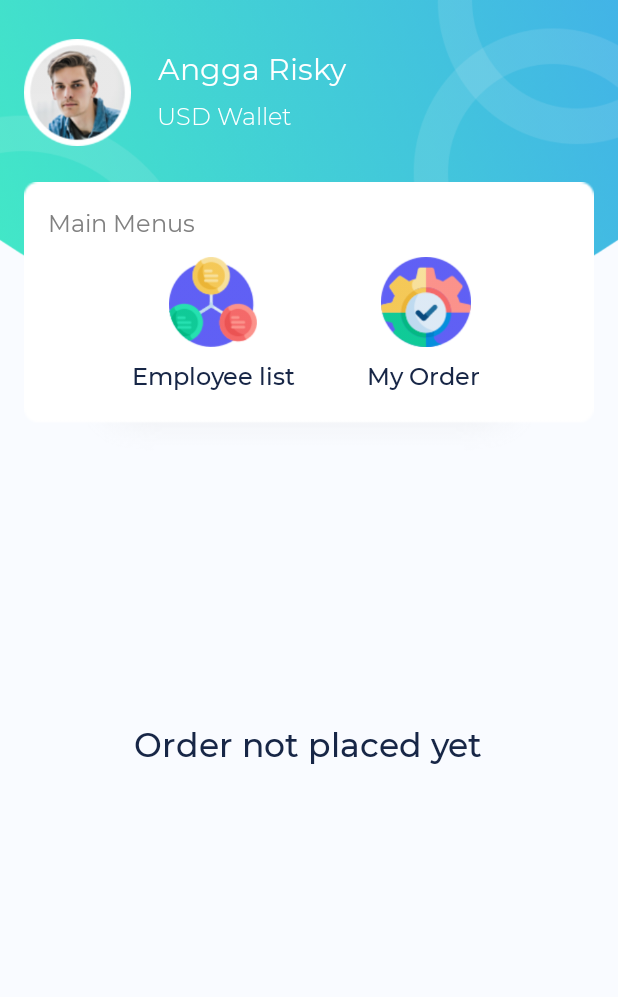
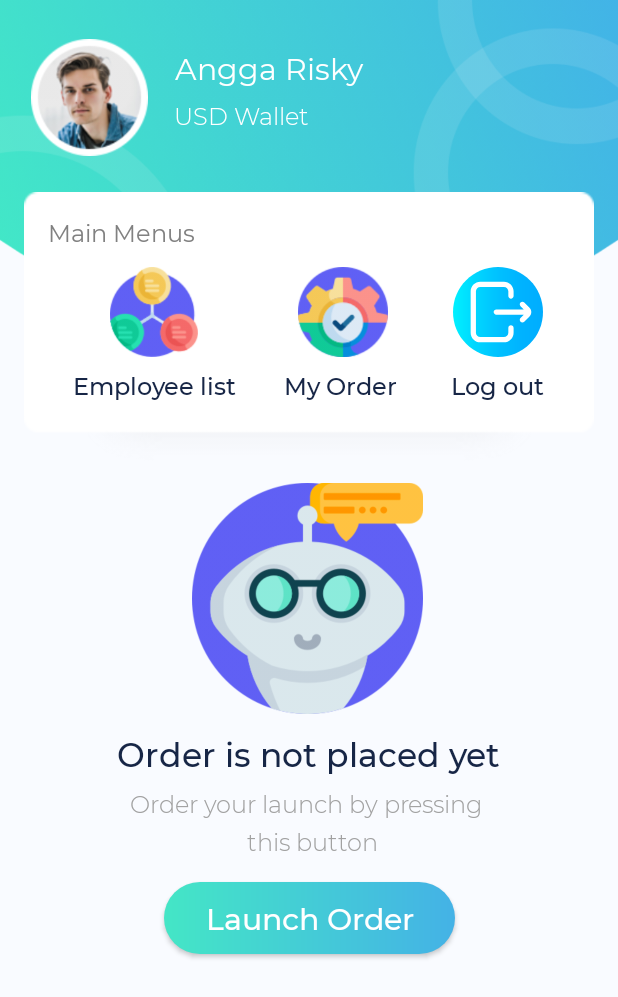
Before and after one commit to pavelsust/LifechordLaunch, an Android app: the DashboardActivity screen opened directly, with no data from a screen before it, on a phone screen of 412 x 824 dp. Shown: the top 997 px of the screen. Run offline under Robolectric (Android 15) with nearby library versions, the phone set to English and light mode, and no system bars; our stand-ins replace ButterKnife, Firebase (no records; nobody signed in at launch, a user with empty details on screens opened directly), Timber, sdp/ssp sizes; 1 statement that could not run was skipped.

Commit message:
dashboard and employee list

```diff
--- a/app/build.gradle
+++ b/app/build.gradle
@@ -41,11 +41,15 @@ dependencies {
     annotationProcessor 'com.jakewharton:butterknife-compiler:10.1.0'
     implementation 'com.google.firebase:firebase-auth:18.0.0'
     implementation 'com.google.firebase:firebase-database:18.0.0'
+    // FirebaseUI for Firebase Realtime Database
+    implementation 'com.firebaseui:firebase-ui-database:5.0.0'
 
     // sdp library
     implementation 'com.intuit.sdp:sdp-android:1.0.3'
     implementation 'com.github.GrenderG:Toasty:1.1.2'  // butter knife
     implementation 'com.jakewharton.timber:timber:4.7.1'
 
+    implementation 'com.amulyakhare:com.amulyakhare.textdrawable:1.0.1'
+
 }
 apply plugin: 'com.google.gms.google-services'
--- a/app/src/main/AndroidManifest.xml
+++ b/app/src/main/AndroidManifest.xml
@@ -13,9 +13,13 @@
         android:supportsRtl="true"
         android:theme="@style/AppTheme">
         <activity
+            android:name="com.activity.AllEmployeeActivity"
+            android:label="@string/title_activity_all_employee"
+            android:theme="@style/AppTheme.NoActionBar"></activity>
+        <activity
             android:name="com.activity.DashboardActivity"
             android:label="@string/title_activity_dashboard"
-            android:theme="@style/AppTheme.NoActionBar"></activity>
+            android:theme="@style/AppTheme.NoActionBar" />
         <activity
             android:name="com.activity.LoginActivity"
             android:label="@string/title_activity_login"
--- a/app/src/main/java/com/activity/DashboardActivity.java
+++ b/app/src/main/java/com/activity/DashboardActivity.java
@@ -1,5 +1,6 @@
 package com.activity;
 
+import android.app.ProgressDialog;
 import android.content.Intent;
 import android.os.Bundle;
 import android.view.Menu;
@@ -8,12 +9,12 @@ import android.view.animation.Animation;
 import android.view.animation.AnimationUtils;
 import android.widget.Button;
 import android.widget.ImageView;
+import android.widget.LinearLayout;
 import android.widget.TextView;
 import android.widget.Toast;
 
 import androidx.annotation.NonNull;
 import androidx.appcompat.app.AppCompatActivity;
-import androidx.appcompat.widget.Toolbar;
 
 import com.aponjon.lifechordlaunch.R;
 import com.com.utils.Constant;
@@ -30,12 +31,11 @@ import com.google.firebase.database.ValueEventListener;
 import com.pojo.Post;
 
 import java.text.SimpleDateFormat;
-import java.util.ArrayList;
 import java.util.Date;
-import java.util.List;
 
 import butterknife.BindView;
 import butterknife.ButterKnife;
+import butterknife.OnClick;
 import timber.log.Timber;
 
 public class DashboardActivity extends AppCompatActivity {
@@ -54,6 +54,20 @@ public class DashboardActivity extends AppCompatActivity {
     @BindView(R.id.button_launch_order)
     Button launchOrder;
 
+    @BindView(R.id.food_order_title)
+    TextView foodOrderTitle;
+    public boolean isLaunchOrder = false;
+
+    public ProgressDialog progressDialog;
+
+    @BindView(R.id.layout_log_out)
+    LinearLayout logOut;
+
+    @BindView(R.id.text_user_name)
+    TextView userName;
+
+    @BindView(R.id.text_user_designation)
+    TextView userDesignation;
 
     @Override
     protected void onCreate(Bundle savedInstanceState) {
@@ -61,50 +75,80 @@ public class DashboardActivity extends AppCompatActivity {
         setContentView(R.layout.activity_dashboard);
         ButterKnife.bind(this);
 
-
         databaseReference = FirebaseDatabase.getInstance().getReference();
         loginState = new LoginState(getApplicationContext());
+        progressDialog = new ProgressDialog(DashboardActivity.this);
+        progressDialog.setCancelable(false);
+        progressDialog.setMessage("Loading...");
 
         atg = AnimationUtils.loadAnimation(this, R.anim.atg);
         atgtwo = AnimationUtils.loadAnimation(this, R.anim.atgtwo);
         atgthree = AnimationUtils.loadAnimation(this, R.anim.atgthree);
 
-        // pass an animation
-        foodImage.startAnimation(atg);
-        pageSubtitle.startAnimation(atgtwo);
-        launchOrder.startAnimation(atgthree);
+        if (loginState.getDataFromSharedPreferance(Constant.NAME) != null && !loginState.getDataFromSharedPreferance(Constant.NAME).isEmpty()) {
+            userName.setText("" + loginState.getDataFromSharedPreferance(Constant.NAME));
+        }
 
-        // pass an animation
-        foodImage.startAnimation(atg);
-        pageSubtitle.startAnimation(atgtwo);
-        launchOrder.startAnimation(atgthree);
+        if (loginState.getDataFromSharedPreferance(Constant.DESIGNATION) != null && !loginState.getDataFromSharedPreferance(Constant.DESIGNATION).isEmpty()) {
+            userDesignation.setText("" + loginState.getDataFromSharedPreferance(Constant.DESIGNATION));
+        }
 
         databaseQuary();
     }
 
-    private void postNewData() {
+
+    @OnClick(R.id.layout_log_out)
+    public void logout() {
+        loginState.clearSharedPreferance();
+        FirebaseAuth.getInstance().signOut();
+        startActivity(new Intent(DashboardActivity.this, LoginActivity.class));
+        finish();
+    }
+
+
+    @OnClick(R.id.button_launch_order)
+    public void orderButtonClick() {
+        if (!isLaunchOrder) {
+            postNewData();
+        } else {
+            updateData("0");
+        }
+
+    }
+
+
+    @OnClick(R.id.layout_ell_employee)
+    public void allEmployee() {
+        startActivity(new Intent(DashboardActivity.this, AllEmployeeActivity.class));
+    }
+
+    public void postNewData() {
+        progressDialog.show();
         String userID = FirebaseAuth.getInstance().getCurrentUser().getUid();
-        String key = databaseReference.push().getKey();
-
-        SimpleDateFormat sdf = new SimpleDateFormat("yyyy-MM-dd");
-        String currentDateandTime = sdf.format(new Date());
-        Post post = new Post("" + loginState.getDataFromSharedPreferance(Constant.NAME), "" + loginState.getDataFromSharedPreferance(Constant.DESIGNATION), "" + currentDateandTime, "0" , userID);
+        //String key = databaseReference.push().getKey();
+        Post post = new Post("" + loginState.getDataFromSharedPreferance(Constant.NAME), "" + loginState.getDataFromSharedPreferance(Constant.DESIGNATION), "" + getCurrentDate(), "1", userID);
         databaseReference
                 .child(Constant.DATA)
-                .child(key)
+                .child(userID)
                 .setValue(post)
                 .addOnFailureListener(new OnFailureListener() {
                     @Override
                     public void onFailure(@NonNull Exception e) {
                         Timber.d("" + e.toString());
+                        progressDialog.dismiss();
                     }
                 })
                 .addOnCompleteListener(new OnCompleteListener<Void>() {
                     @Override
                     public void onComplete(@NonNull Task<Void> task) {
+                        progressDialog.dismiss();
                         if (task.isSuccessful()) {
+                            isLaunchOrder = true;
                             Toast.makeText(DashboardActivity.this, "Success", Toast.LENGTH_LONG).show();
+                            updateUI();
                         } else {
+                            isLaunchOrder = false;
+                            updateUI();
                             Timber.d("" + task.getException().toString());
                         }
                     }
@@ -142,30 +186,70 @@ public class DashboardActivity extends AppCompatActivity {
     }
 
     public void databaseQuary() {
-
-        String userID = FirebaseAuth.getInstance().getCurrentUser().getUid();
-
+        progressDialog.show();
+        String userID = FirebaseAuth.getInstance().getCurrentUser().getUid().toString();
         databaseReference
-                .child(Constant.DATA).orderByChild("userID").equalTo(""+userID)
+                .child(Constant.DATA)
                 .addListenerForSingleValueEvent(new ValueEventListener() {
                     @Override
                     public void onDataChange(@NonNull DataSnapshot dataSnapshot) {
-                        List<Post> postArrayList = new ArrayList<>();
 
                         for (DataSnapshot dataSnapshot1 : dataSnapshot.getChildren()) {
                             Post post = dataSnapshot1.getValue(Post.class);
-                            postArrayList.add(post);
+
+                            if (post.getUserID().equals("" + userID)) {
+                                if (post.getLaunchDate().equals("" + getCurrentDate())) {
+                                    if (post.getIsAlreadySelect().equals("1")) {
+                                        isLaunchOrder = true;
+                                    } else {
+                                        isLaunchOrder = false;
+                                    }
+                                } else {
+                                    isLaunchOrder = false;
+                                }
+                            }
                         }
-
+                        updateUI();
                         Timber.d("firebase data: "+dataSnapshot.toString());
-                        Timber.d("list data"+postArrayList.toString());
+                        progressDialog.dismiss();
                     }
 
                     @Override
                     public void onCancelled(@NonNull DatabaseError databaseError) {
-
+                        progressDialog.dismiss();
                     }
                 });
     }
 
+
+    private void updateData(String order) {
+        progressDialog.show();
+        String userID = FirebaseAuth.getInstance().getCurrentUser().getUid();
+        databaseReference.child(Constant.DATA).child(userID).child("isAlreadySelect").setValue(order).addOnCompleteListener(new OnCompleteListener<Void>() {
+            @Override
+            public void onComplete(@NonNull Task<Void> task) {
+                if (task.isSuccessful()) {
+                    isLaunchOrder = false;
+                    updateUI();
+                }
+                progressDialog.dismiss();
+            }
+        });
+    }
+
+    private String getCurrentDate() {
+        SimpleDateFormat sdf = new SimpleDateFormat("yyyy-MM-dd");
+        String currentDate = sdf.format(new Date());
+        return currentDate;
+    }
+
+    public void updateUI() {
+        if (isLaunchOrder) {
+            foodOrderTitle.setText("Your order complete");
+            launchOrder.setText("Cancel Order");
+        } else {
+            foodOrderTitle.setText("Order is not placed yet");
+            launchOrder.setText("Launch Order");
+        }
+    }
 }
--- a/app/src/main/java/com/com/utils/LoginState.java
+++ b/app/src/main/java/com/com/utils/LoginState.java
@@ -33,5 +33,9 @@ public class LoginState {
         boolean value = sharedPreferences.getBoolean(key, false);
         return value;
     }
+    public void clearSharedPreferance() {
+        this.context.getSharedPreferences(Constant.LOGIN_STATE, Context.MODE_PRIVATE).edit().clear().commit();
+    }
+
 
 }
--- /dev/null
+++ b/app/src/main/res/drawable/ic_logout.xml
@@ -0,0 +1,30 @@
+<vector xmlns:android="http://schemas.android.com/apk/res/android"
+    xmlns:aapt="http://schemas.android.com/aapt"
+    android:width="512dp"
+    android:height="512dp"
+    android:viewportWidth="512"
+    android:viewportHeight="512">
+  <path
+      android:pathData="m512,256c0,141.387 -114.613,256 -256,256s-256,-114.613 -256,-256 114.613,-256 256,-256 256,114.613 256,256zM512,256">
+    <aapt:attr name="android:fillColor">
+      <gradient
+          android:startY="256"
+          android:startX="0"
+          android:endY="256"
+          android:endX="512"
+          android:type="linear">
+        <item android:offset="0" android:color="#FF00F1FF"/>
+        <item android:offset="0.231" android:color="#FF00D8FF"/>
+        <item android:offset="0.5138" android:color="#FF00C0FF"/>
+        <item android:offset="0.7773" android:color="#FF00B2FF"/>
+        <item android:offset="1" android:color="#FF00ADFF"/>
+      </gradient>
+    </aapt:attr>
+  </path>
+  <path
+      android:pathData="m329.746,331.781c-8.281,0 -15,6.719 -15,15v26.703c0,13.813 -11.234,25.051 -25.051,25.051h-134.172c-13.813,0 -25.051,-11.238 -25.051,-25.051v-234.969c0,-13.813 11.238,-25.051 25.051,-25.051h134.172c13.816,0 25.051,11.238 25.051,25.051v26.703c0,8.281 6.719,15 15,15 8.285,0 15,-6.719 15,-15v-26.703c0,-30.355 -24.691,-55.051 -55.051,-55.051h-134.172c-30.355,0 -55.051,24.695 -55.051,55.051v234.969c0,30.355 24.695,55.051 55.051,55.051h134.172c30.355,0 55.051,-24.695 55.051,-55.051v-26.703c0,-8.281 -6.715,-15 -15,-15zM329.746,331.781"
+      android:fillColor="#fff"/>
+  <path
+      android:pathData="m435.285,231.902 l-29.895,-29.898c-5.859,-5.855 -15.355,-5.855 -21.215,0 -5.859,5.859 -5.859,15.355 0,21.215l18.449,18.449h-156.316c-8.285,0 -15,6.715 -15,15 0,8.285 6.715,15 15,15h156.316l-18.449,18.449c-5.859,5.859 -5.859,15.355 0,21.215 2.93,2.93 6.766,4.391 10.605,4.391s7.68,-1.465 10.605,-4.391l29.898,-29.898c13.656,-13.656 13.656,-35.875 0,-49.531zM435.285,231.902"
+      android:fillColor="#fff"/>
+</vector>
--- a/app/src/main/res/layout/content_dashboard.xml
+++ b/app/src/main/res/layout/content_dashboard.xml
@@ -7,7 +7,6 @@
     app:layout_behavior="@string/appbar_scrolling_view_behavior"
     android:background="#F9FBFF"
     tools:context=".MainActivity">
-
 
     <View
         android:layout_width="match_parent"
@@ -23,10 +22,10 @@
 
     <ImageView
         android:id="@+id/imageView2"
-        android:layout_width="71dp"
-        android:layout_height="71dp"
-        android:layout_marginStart="16dp"
-        android:layout_marginLeft="16dp"
+        android:layout_width="@dimen/_60sdp"
+        android:layout_height="@dimen/_60sdp"
+        android:layout_marginStart="@dimen/_16sdp"
+        android:layout_marginLeft="@dimen/_16sdp"
         android:layout_marginTop="26dp"
         android:src="@drawable/userpic"
         app:layout_constraintStart_toStartOf="parent"
@@ -97,6 +96,7 @@
 
 
             <LinearLayout
+                android:id="@+id/layout_ell_employee"
                 android:layout_width="wrap_content"
                 android:layout_height="wrap_content"
                 android:layout_gravity="center_horizontal"
@@ -147,6 +147,31 @@
             </LinearLayout>
 
 
+            <LinearLayout
+                android:id="@+id/layout_log_out"
+                android:layout_width="wrap_content"
+                android:layout_height="wrap_content"
+                android:layout_weight="1"
+                android:gravity="center_horizontal"
+                android:orientation="vertical">
+
+                <ImageView
+                    android:layout_width="60dp"
+                    android:layout_height="60dp"
+                    android:layout_marginBottom="8dp"
+                    android:src="@drawable/ic_logout" />
+
+                <TextView
+                    android:layout_width="wrap_content"
+                    android:layout_height="wrap_content"
+                    android:fontFamily="@font/mm"
+                    android:text="Log out"
+                    android:textColor="#172646"
+                    android:textSize="16sp" />
+
+            </LinearLayout>
+
+
         </LinearLayout>
 
     </LinearLayout>
@@ -172,7 +197,7 @@
         android:layout_marginTop="12dp"
         android:layout_marginEnd="8dp"
         android:fontFamily="@font/mm"
-        android:text="Order not placed yet"
+
         android:textColor="#172646"
         android:textSize="22sp"
         app:layout_constraintEnd_toEndOf="parent"
--- a/app/src/main/res/values/colors.xml
+++ b/app/src/main/res/values/colors.xml
@@ -1,6 +1,6 @@
 <?xml version="1.0" encoding="utf-8"?>
 <resources>
-    <color name="colorPrimary">#3F51B5</color>
+    <color name="colorPrimary">#44B2E6</color>
     <color name="colorPrimaryDark">#44E6C6</color>
     <color name="colorAccent">#D81B60</color>
 
--- a/app/src/main/res/values/strings.xml
+++ b/app/src/main/res/values/strings.xml
@@ -32,4 +32,5 @@
     <string name="lbl_forgot_password">Forgot password?</string>
     <string name="forgot_password_msg">We just need your registered Email Id to sent you password reset instructions.</string>
     <string name="title_activity_dashboard">DashboardActivity</string>
+    <string name="title_activity_all_employee">All Employee</string>
 </resources>
```
Also changed, not shown: app/src/main/java/com/activity/AllEmployeeActivity.java (added, +114 -0 lines), app/src/main/java/com/adapter/AllEmployeeAdapter.java (added, +82 -0 lines), app/src/main/res/layout/activity_all_employee.xml (added, +26 -0 lines), app/src/main/res/layout/content_all_employee.xml (added, +16 -0 lines), app/src/main/res/layout/item_all_employee.xml (added, +42 -0 lines).
